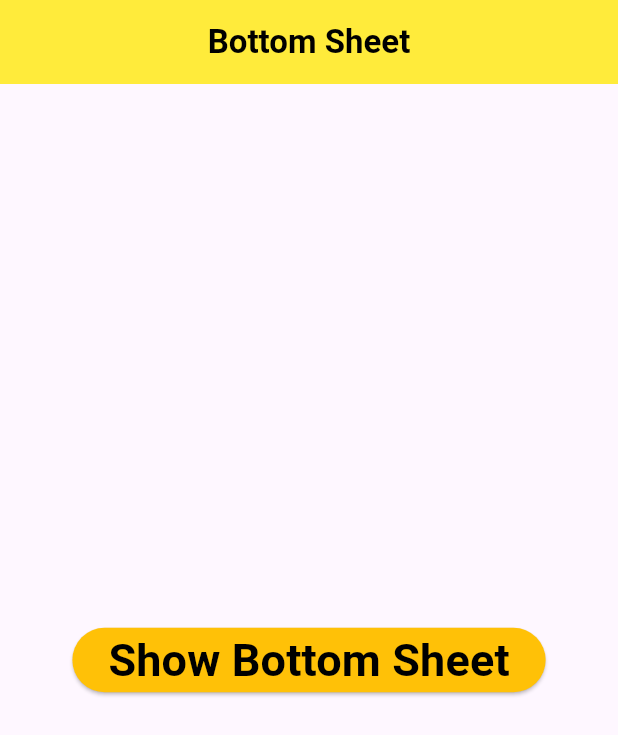
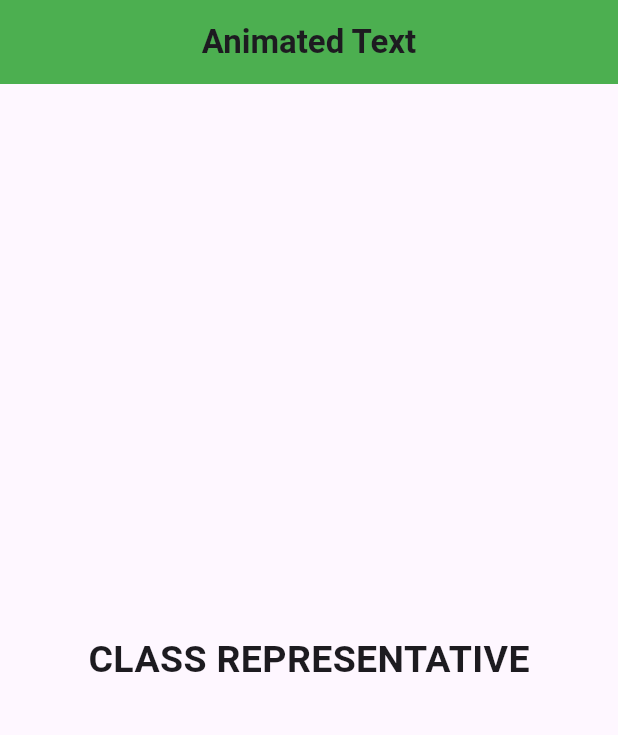
Before and after one commit to kumarbaberwal/flutter2, a Flutter app: the screen it shows after launch, on a phone screen of 412 x 824 dp. Shown: the top 735 px of the screen. Run offline on Flutter 3.47's test engine with Material 3 defaults, Android fonts, the phone set to English and light mode, and no system bars; drawn by our look-alikes of animated_text_kit.

Commit message:
animated text

```diff
--- a/lib/main.dart
+++ b/lib/main.dart
@@ -1,4 +1,4 @@
-import 'package:first/widgets/bottomsheet.dart';
+import 'package:first/widgets/animated_text.dart';
 import 'package:flutter/material.dart';
 
 void main() => runApp(const MyApp());
@@ -14,7 +14,7 @@ class MyApp extends StatelessWidget {
         brightness: Brightness.light,
         primaryColor: Colors.yellow,
       ),
-      home: const BottomSheetWidget(),
+      home: const AnimatedTextWidget(),
     );
   }
 }
--- /dev/null
+++ b/lib/widgets/animated_text.dart
@@ -0,0 +1,58 @@
+import 'package:animated_text_kit/animated_text_kit.dart';
+import 'package:flutter/material.dart';
+
+class AnimatedTextWidget extends StatelessWidget {
+  const AnimatedTextWidget({super.key});
+
+  @override
+  Widget build(BuildContext context) {
+    return Scaffold(
+      appBar: AppBar(
+        centerTitle: true,
+        backgroundColor: Colors.green,
+        title: const Text(
+          'Animated Text',
+          style: TextStyle(fontWeight: FontWeight.bold),
+        ),
+      ),
+      body: Center(
+        child: Column(
+          mainAxisAlignment: MainAxisAlignment.center,
+          children: [
+            // AnimatedTextKit(
+            //   animatedTexts: [
+            //     RotateAnimatedText(
+            //       'Hello',
+            //       textStyle: const TextStyle(
+            //           fontWeight: FontWeight.bold,
+            //           fontSize: 30,
+            //           color: Colors.red),
+            //     )
+            //   ],
+            // ),
+            // AnimatedTextKit(
+            //   animatedTexts: [
+            //     TypewriterAnimatedText('Kumar',
+            //         textStyle: const TextStyle(
+            //             fontWeight: FontWeight.bold, fontSize: 30),
+            //         speed: const Duration(milliseconds: 400))
+            //   ],
+            //   // totalRepeatCount: 5,
+            //   pause: const Duration(milliseconds: 200),
+            //   displayFullTextOnTap: true,
+            //   stopPauseOnTap: true,
+            // ),
+            // const SizedBox(
+            //   height: 40,
+            // ),
+            AnimatedTextKit(animatedTexts: [
+              WavyAnimatedText('CLASS REPRESENTATIVE',
+                  textStyle: const TextStyle(
+                      fontWeight: FontWeight.bold, fontSize: 25))
+            ])
+          ],
+        ),
+      ),
+    );
+  }
+}
--- a/pubspec.yaml
+++ b/pubspec.yaml
@@ -36,6 +36,7 @@ dependencies:
   # Use with the CupertinoIcons class for iOS style icons.
   cupertino_icons: ^1.0.6
   cached_network_image: ^3.3.1
+  animated_text_kit: ^4.2.2
 
 dev_dependencies:
   flutter_test:
```
Also changed, not shown: pubspec.lock.
